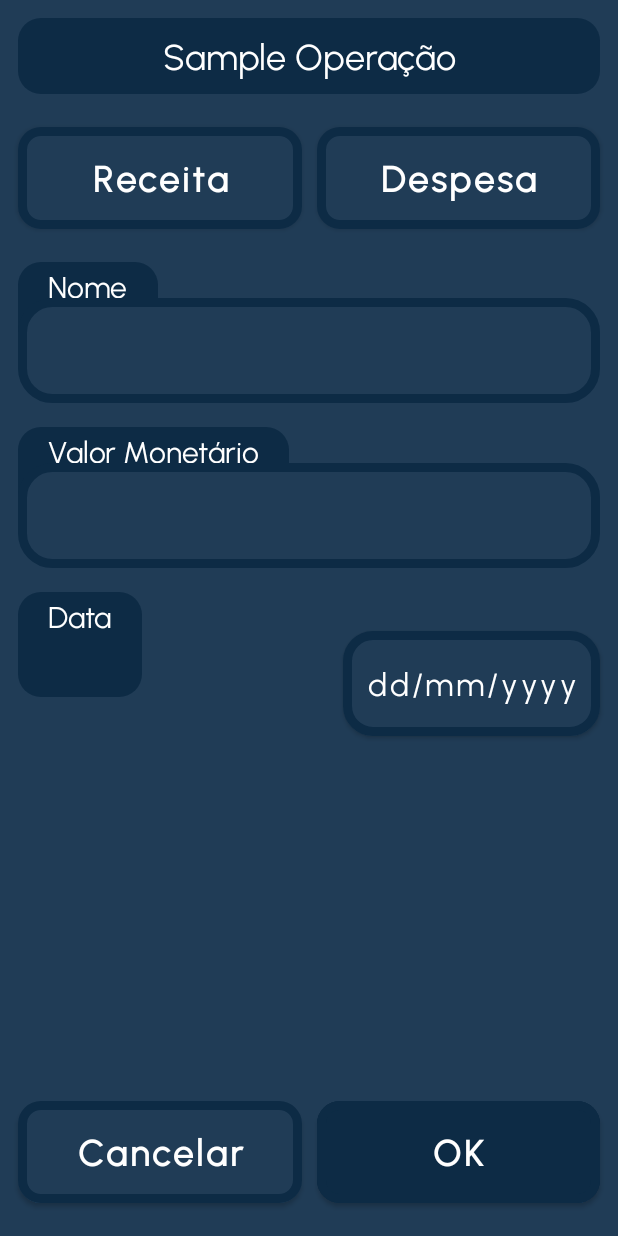
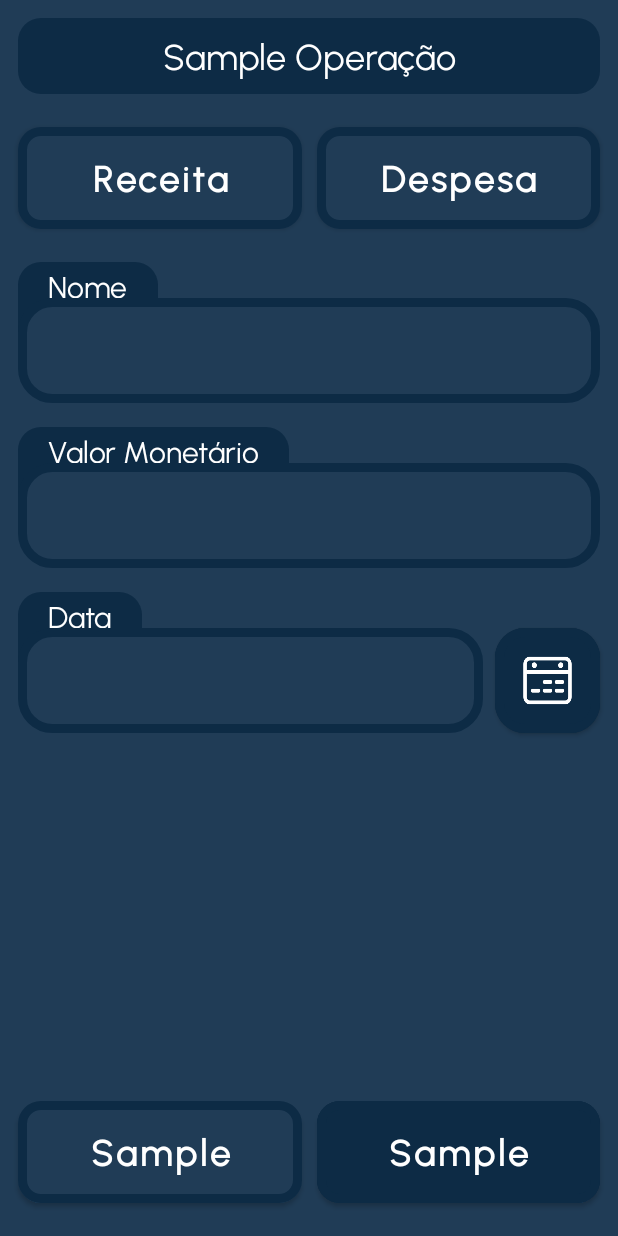
Before and after one commit to LuccaBarroso/Revenuer, an Android app: the OperationActivity screen opened directly, with no data from a screen before it, on a phone screen of 412 x 824 dp. Run offline under Robolectric (Android 15) with nearby library versions, the phone set to English and light mode, and no system bars; our stand-ins replace Firebase (no records; nobody signed in at launch, a user with empty details on screens opened directly).

Commit message:
added date picker

```diff
--- a/app/src/main/java/com/example/revenuer/activity/OperationActivity.kt
+++ b/app/src/main/java/com/example/revenuer/activity/OperationActivity.kt
@@ -1,12 +1,11 @@
 package com.example.revenuer.activity
 
+import android.annotation.SuppressLint
 import android.app.DatePickerDialog
 import android.os.Build
 import android.os.Bundle
 import android.view.View
-import android.widget.Button
-import android.widget.EditText
-import android.widget.Toast
+import android.widget.*
 import androidx.annotation.RequiresApi
 import androidx.appcompat.app.AppCompatActivity
 import com.example.revenuer.R
@@ -19,10 +18,9 @@ import com.google.firebase.database.DatabaseError
 import com.google.firebase.database.FirebaseDatabase
 import com.google.firebase.database.ktx.database
 import com.google.firebase.ktx.Firebase
-import java.text.SimpleDateFormat
 import java.util.*
 
-class OperationActivity : AppCompatActivity(), View.OnClickListener {
+class OperationActivity : AppCompatActivity(), View.OnClickListener, DatePickerDialog.OnDateSetListener {
     // Firebase
     private lateinit var mAuth: FirebaseAuth
     private lateinit var mDatabase: FirebaseDatabase
@@ -32,13 +30,22 @@ class OperationActivity : AppCompatActivity(), View.OnClickListener {
     private lateinit var mExpenseButton: Button
     private lateinit var mOperationName: EditText
     private lateinit var mValue: EditText
-    private lateinit var mDate: Button
+    private lateinit var mDateText: TextView
+    private lateinit var mDateButton: Button
     private lateinit var mCancelButton: Button
     private lateinit var mOkButton: Button
 
     // Action Elements
     private var isRevenuePushed:Boolean = false
-    private lateinit var mDatePickerDialog: DatePickerDialog
+
+    // Date Picker
+    private var mYear:Int = 0
+    private var mMonth:Int = 0
+    private var mDay:Int = 0
+
+    private var mSetYear:Int = 0
+    private var mSetMonth:Int = 0
+    private var mSetDay:Int = 0
 
     override fun onCreate(savedInstanceState: Bundle?) {
         super.onCreate(savedInstanceState)
@@ -53,15 +60,16 @@ class OperationActivity : AppCompatActivity(), View.OnClickListener {
         mExpenseButton = findViewById(R.id.operation_button_expense)
         mOperationName = findViewById(R.id.operation_edittext_name)
         mValue = findViewById(R.id.operation_edittext_value)
-        mDate = findViewById(R.id.operation_button_date)
-        mCancelButton = findViewById(R.id.operation_button_cancel)
-        mOkButton = findViewById(R.id.operation_button_ok)
+        mDateText = findViewById(R.id.operation_textview_date)
+        mDateButton = findViewById(R.id.operation_button_date)
+        mCancelButton = findViewById(R.id.operation_button_left)
+        mOkButton = findViewById(R.id.operation_button_right)
 
         mRevenueButton.setOnClickListener(this)
         mExpenseButton.setOnClickListener(this)
         mCancelButton.setOnClickListener(this)
         mOkButton.setOnClickListener(this)
-        mDate.setOnClickListener(this)
+        mDateButton.setOnClickListener(this)
     }
 
     @RequiresApi(Build.VERSION_CODES.M)
@@ -78,16 +86,17 @@ class OperationActivity : AppCompatActivity(), View.OnClickListener {
                 mExpenseButton.backgroundTintList = getColorStateList(R.color.red)
             }
             R.id.operation_button_date -> {
-                // TODO: fazer date picker !
+                getDateCalendar()
+                DatePickerDialog(this, this, mYear, mMonth, mDay).show()
             }
-            R.id.operation_button_cancel -> {
+            R.id.operation_button_left -> {
                 finish()
             }
-            R.id.operation_button_ok -> {
+            R.id.operation_button_right -> {
 
                 val name = mOperationName.text.toString().trim()
                 val value = mValue.text.toString().trim()
-                val date = mDate.text.toString().trim()
+                val date = mDateButton.text.toString().trim()
                 val operationType = isRevenuePushed // true = receita (revenue), false = despesa (expense)
 
                 // TODO: erros de entrada - lucca
@@ -131,4 +140,21 @@ class OperationActivity : AppCompatActivity(), View.OnClickListener {
             }
         }
     }
+
+    private fun getDateCalendar() {
+        val calendar = Calendar.getInstance()
+        mYear = calendar.get(Calendar.YEAR)
+        mMonth = calendar.get(Calendar.MONTH)
+        mDay = calendar.get(Calendar.DAY_OF_MONTH)
+    }
+
+    @SuppressLint("SetTextI18n")
+    override fun onDateSet(view: DatePicker?, year: Int, month: Int, day: Int) {
+        mSetYear = year
+        mSetMonth = month
+        mSetDay = day
+
+        getDateCalendar()
+        mDateText.text = "$mSetDay / $mSetMonth / $mSetYear"
+    }
 }
--- a/app/src/main/java/com/example/revenuer/activity/RegisterActivity.kt
+++ b/app/src/main/java/com/example/revenuer/activity/RegisterActivity.kt
@@ -84,6 +84,8 @@ class RegisterActivity : AppCompatActivity(), View.OnClickListener {
                         // Sign in success, update UI with the signed-in user's information
                         Log.d(TAG, "createUserWithEmail:success")
                         val user = mAuth.currentUser
+                        Toast.makeText(baseContext, "Usuário registrado com sucesso!",
+                            Toast.LENGTH_SHORT).show()
                         finish();
                     } else {
                         // If sign in fails, display a message to the user.
--- a/app/src/main/res/layout/activity_operation.xml
+++ b/app/src/main/res/layout/activity_operation.xml
@@ -39,7 +39,7 @@
             tools:ignore="MissingConstraints" />
 
         <Button
-            android:id="@+id/operation_button_cancel"
+            android:id="@+id/operation_button_left"
             android:layout_width="0dp"
             android:layout_height="80dp"
             android:layout_marginStart="12dp"
@@ -47,32 +47,32 @@
             android:layout_marginBottom="16dp"
             android:backgroundTint="@color/blue"
             android:inputType="textCapSentences"
-            android:text="Cancelar"
+            android:text="Sample"
             android:textSize="24dp"
             android:textStyle="bold"
             app:cornerRadius="15dp"
             app:layout_constraintBottom_toBottomOf="parent"
-            app:layout_constraintEnd_toStartOf="@+id/operation_button_ok"
+            app:layout_constraintEnd_toStartOf="@+id/operation_button_right"
             app:layout_constraintStart_toStartOf="parent"
             app:strokeColor="@color/background"
             app:strokeWidth="6dp"
             tools:ignore="MissingConstraints" />
 
         <Button
-            android:id="@+id/operation_button_ok"
+            android:id="@+id/operation_button_right"
             android:layout_width="0dp"
             android:layout_height="80dp"
             android:layout_marginEnd="12dp"
             android:layout_marginBottom="16dp"
             android:backgroundTint="@color/background"
             android:inputType="textCapSentences"
-            android:text="OK"
+            android:text="Sample"
             android:textSize="24dp"
             android:textStyle="bold"
             app:cornerRadius="15dp"
             app:layout_constraintBottom_toBottomOf="parent"
             app:layout_constraintEnd_toEndOf="parent"
-            app:layout_constraintStart_toEndOf="@+id/operation_button_cancel"
+            app:layout_constraintStart_toEndOf="@+id/operation_button_left"
             app:strokeColor="@color/background"
             app:strokeWidth="6dp"
             tools:ignore="MissingConstraints" />
@@ -186,22 +186,42 @@
 
         <Button
             android:id="@+id/operation_button_date"
-            android:layout_width="0dp"
-            android:layout_height="82dp"
-            android:layout_marginTop="20dp"
+            android:layout_width="70dp"
+            android:layout_height="70dp"
+            android:layout_marginTop="24dp"
             android:layout_marginEnd="12dp"
-            android:backgroundTint="@color/blue"
+            android:backgroundTint="@color/background"
             android:gravity="center"
             android:inputType="textCapSentences"
-            android:text="dd/mm/yyyy"
+            android:insetTop="0dp"
+            android:insetBottom="0dp"
             android:textSize="21dp"
             app:cornerRadius="20dp"
+            app:icon="@drawable/calendar"
+            app:iconGravity="textEnd"
+            app:iconPadding="0dp"
+            app:iconSize="35dp"
             app:layout_constraintEnd_toEndOf="parent"
             app:layout_constraintTop_toTopOf="@+id/textView2"
             app:strokeColor="@color/background"
             app:strokeWidth="6dp"
             tools:ignore="MissingConstraints" />
 
+        <TextView
+            android:id="@+id/operation_textview_date"
+            style="@style/ContainerGeneric2"
+            android:layout_width="0dp"
+            android:layout_height="70dp"
+            android:layout_marginTop="24dp"
+            android:layout_marginEnd="8dp"
+            android:gravity="center"
+            android:textColor="#FFFFFF"
+            android:textSize="20dp"
+            android:textStyle="bold"
+            app:layout_constraintEnd_toStartOf="@+id/operation_button_date"
+            app:layout_constraintStart_toStartOf="@+id/textView2"
+            app:layout_constraintTop_toTopOf="@+id/textView2" />
+
 
     </androidx.constraintlayout.widget.ConstraintLayout>
 </androidx.constraintlayout.widget.ConstraintLayout>
```
Also changed, not shown: app/src/main/res/drawable/calendar.png (added).
